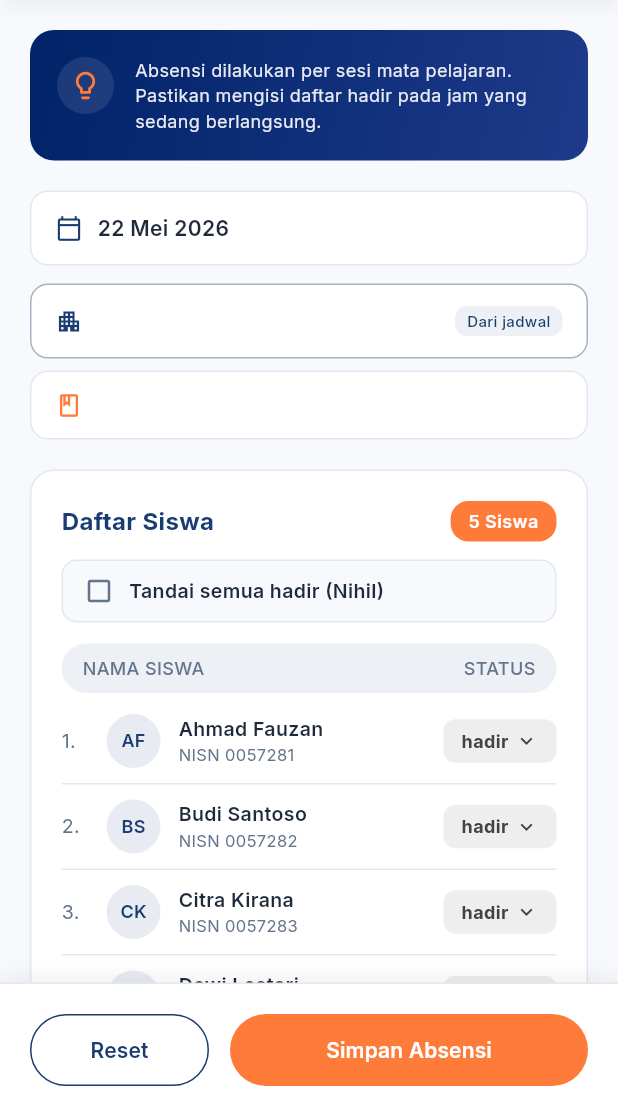
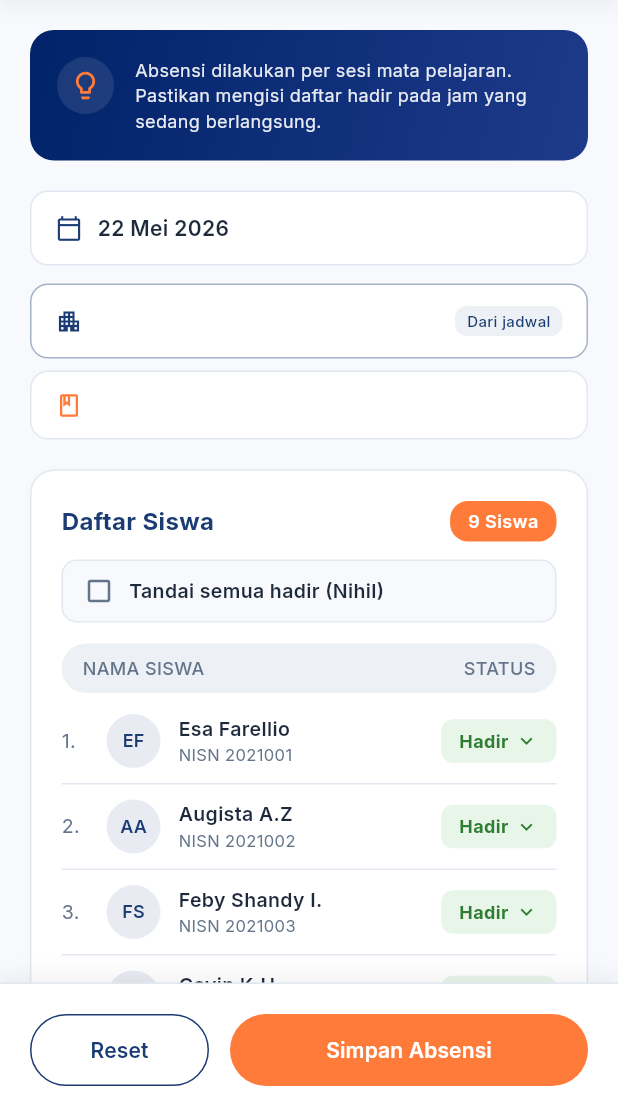
Before and after one commit to augistaadma42-png/sipena_guru, a Flutter app: the AbsensiDariJadwalPage screen opened directly with empty values, on a phone screen of 412 x 824 dp, the part 120-1236 px from its top. Run offline on Flutter 3.47's test engine with Material 3 defaults, Android fonts, the phone set to English and light mode, and no system bars; our stand-ins replace equatable, flutter_bloc, google_fonts; missing offline and left inert: flutter_quill.

Commit message:
Update dummy data absensi

```diff
--- a/lib/features/absen/data/datasources/absen_local_datasource.dart
+++ b/lib/features/absen/data/datasources/absen_local_datasource.dart
@@ -66,11 +66,15 @@ class AbsenLocalDatasourceImpl implements AbsenLocalDatasource {
   ];
 
   final List<StudentAttendanceModel> _studentList = [
-    const StudentAttendanceModel(id: 's1', nisn: '0057281', name: 'Ahmad Fauzan', initials: 'AF', status: 'hadir'),
-    const StudentAttendanceModel(id: 's2', nisn: '0057282', name: 'Budi Santoso', initials: 'BS', status: 'hadir'),
-    const StudentAttendanceModel(id: 's3', nisn: '0057283', name: 'Citra Kirana', initials: 'CK', status: 'hadir'),
-    const StudentAttendanceModel(id: 's4', nisn: '0057284', name: 'Dewi Lestari', initials: 'DL', status: 'hadir'),
-    const StudentAttendanceModel(id: 's5', nisn: '0057285', name: 'Eka Saputra', initials: 'ES', status: 'hadir'),
+    const StudentAttendanceModel(id: 's1', nisn: '2021001', name: 'Esa Farellio',   initials: 'EF', status: 'Hadir'),
+    const StudentAttendanceModel(id: 's2', nisn: '2021002', name: 'Augista A.Z',    initials: 'AA', status: 'Hadir'),
+    const StudentAttendanceModel(id: 's3', nisn: '2021003', name: 'Feby Shandy I.', initials: 'FS', status: 'Hadir'),
+    const StudentAttendanceModel(id: 's4', nisn: '2021004', name: 'Gavin K.H',      initials: 'GK', status: 'Hadir'),
+    const StudentAttendanceModel(id: 's5', nisn: '2021005', name: 'Fariskha A.F',   initials: 'FA', status: 'Hadir'),
+    const StudentAttendanceModel(id: 's6', nisn: '2021006', name: 'Devita A.V.P',   initials: 'DA', status: 'Hadir'),
+    const StudentAttendanceModel(id: 's7', nisn: '2021007', name: 'Anindya F.A',    initials: 'AF', status: 'Hadir'),
+    const StudentAttendanceModel(id: 's8', nisn: '2021008', name: 'Helmalia A',     initials: 'HA', status: 'Hadir'),
+    const StudentAttendanceModel(id: 's9', nisn: '2021009', name: 'Eka Rara A.A',   initials: 'ER', status: 'Hadir'),
   ];
 
   final List<LeaveRequestModel> _leaveRequests = [
--- a/lib/features/absen/presentation/pages/input_absensi_tab.dart
+++ b/lib/features/absen/presentation/pages/input_absensi_tab.dart
@@ -108,8 +108,7 @@ class _InputAbsensiTabState extends State<InputAbsensiTab> {
 
       Future.delayed(const Duration(milliseconds: 800), () {
         if (!mounted) return;
-        Navigator.pushAndRemoveUntil(
-          context,
+        Navigator.of(context, rootNavigator: true).pushAndRemoveUntil(
           MaterialPageRoute(
             builder: (context) => MainLayout(
               initialIndex: 1, // Index tab Jurnal
```
